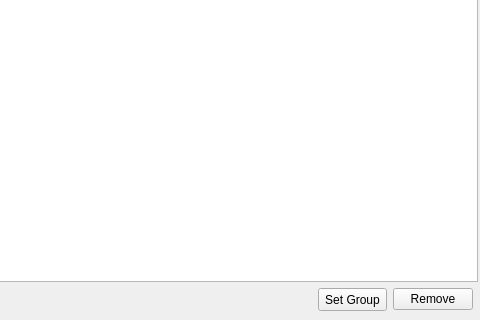
Above: BaseClient/Source/ManageUserWidget.ui from WorksAhead/Base before the change; both pictures show x 296 to 776 and y 303 to 623 of the 776 by 623 pixel window. Below: the same form after it.
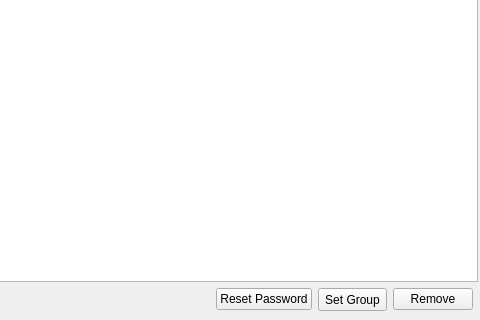
That is the form after the change.

```diff
--- a/BaseClient/Source/ManageUserWidget.ui
+++ b/BaseClient/Source/ManageUserWidget.ui
@@ -104,6 +104,13 @@
        </property>
       </spacer>
      </item>
+     <item>
+      <widget class="QPushButton" name="resetPasswordButton">
+       <property name="text">
+        <string>Reset Password</string>
+       </property>
+      </widget>
+     </item>
      <item>
       <widget class="QToolButton" name="setGroupButton">
        <property name="minimumSize">
```
